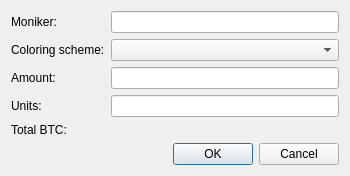
Old version of the form ui/forms/issuedialog.ui in the repository chromaway/ngcccbase.
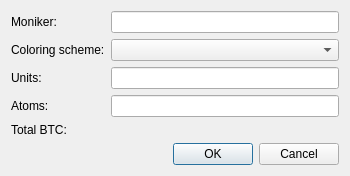
New version of the form.

Commit message: fix issue coins

```diff
--- a/ui/forms/issuedialog.ui
+++ b/ui/forms/issuedialog.ui
@@ -47,22 +47,22 @@
    <item row="2" column="0">
     <widget class="QLabel" name="label_3">
      <property name="text">
-      <string>Amount:</string>
+      <string>Units:</string>
      </property>
     </widget>
    </item>
    <item row="3" column="0">
     <widget class="QLabel" name="label_4">
      <property name="text">
-      <string>Units:</string>
+      <string>Atoms:</string>
      </property>
     </widget>
    </item>
    <item row="3" column="1">
-    <widget class="QLineEdit" name="edtUnits"/>
+    <widget class="QLineEdit" name="edtAtoms"/>
    </item>
    <item row="2" column="1">
-    <widget class="QLineEdit" name="edtAmount"/>
+    <widget class="QLineEdit" name="edtUnits"/>
    </item>
    <item row="5" column="0" colspan="2">
     <widget class="QDialogButtonBox" name="buttonBox">
```
Left out of the diff: 2 changed lines with no effect on the pictures. The commit also changes 2 other files.
